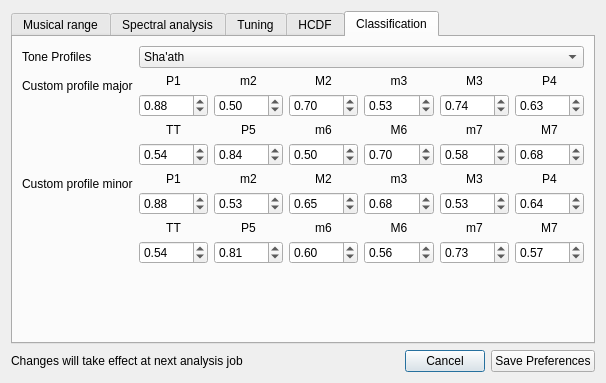
This is prefsdialog.ui in ibsh/is_KeyFinder as Qt 5 draws it before an edit. The edited form follows.
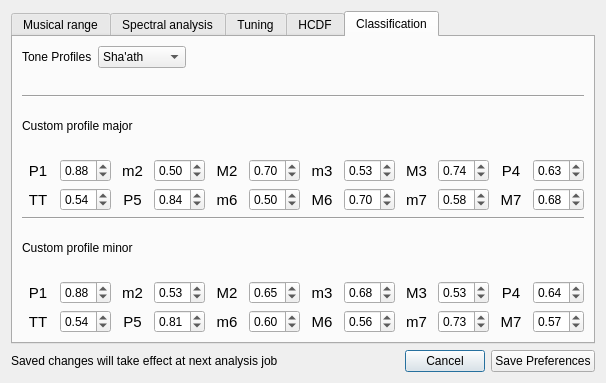
This is the edited form. The open tabs and pages were chosen to show the change.

What changed in the file:
```diff
--- a/prefsdialog.ui
+++ b/prefsdialog.ui
@@ -527,61 +527,68 @@
       <attribute name="title">
        <string>Classification</string>
       </attribute>
-      <layout class="QFormLayout" name="formLayout_5">
-       <item row="0" column="0">
-        <widget class="QLabel" name="lbl_toneProfile">
-         <property name="text">
-          <string>Tone Profiles</string>
+      <layout class="QVBoxLayout" name="verticalLayout_2">
+       <item>
+        <layout class="QFormLayout" name="formLayout_5">
+         <property name="fieldGrowthPolicy">
+          <enum>QFormLayout::FieldsStayAtSizeHint</enum>
          </property>
-        </widget>
-       </item>
-       <item row="0" column="1">
-        <widget class="QComboBox" name="toneProfile">
-         <property name="currentIndex">
-          <number>2</number>
-         </property>
-         <item>
-          <property name="text">
-           <string>Krumhansl</string>
-          </property>
+         <item row="0" column="0">
+          <widget class="QLabel" name="lbl_toneProfile">
+           <property name="text">
+            <string>Tone Profiles</string>
+           </property>
+          </widget>
          </item>
-         <item>
-          <property name="text">
-           <string>Temperley</string>
-          </property>
+         <item row="0" column="1">
+          <widget class="QComboBox" name="toneProfile">
+           <property name="currentIndex">
+            <number>2</number>
+           </property>
+           <item>
+            <property name="text">
+             <string>Krumhansl</string>
+            </property>
+           </item>
+           <item>
+            <property name="text">
+             <string>Temperley</string>
+            </property>
+           </item>
+           <item>
+            <property name="text">
+             <string>Sha'ath</string>
+            </property>
+           </item>
+           <item>
+            <property name="text">
+             <string>Custom</string>
+            </property>
+           </item>
+          </widget>
          </item>
-         <item>
-          <property name="text">
-           <string>Sha'ath</string>
-          </property>
-         </item>
-         <item>
-          <property name="text">
-           <string>Custom</string>
-          </property>
-         </item>
+        </layout>
+       </item>
+       <item>
+        <widget class="Line" name="line">
+         <property name="orientation">
+          <enum>Qt::Horizontal</enum>
+         </property>
         </widget>
        </item>
-       <item row="1" column="0">
+       <item>
         <widget class="QLabel" name="label_2">
          <property name="text">
           <string>Custom profile major</string>
          </property>
         </widget>
        </item>
-       <item row="1" column="1">
+       <item>
         <layout class="QGridLayout" name="customMajor">
-         <item row="0" column="0">
-          <widget class="QLabel" name="lbl_maj0">
-           <property name="text">
-            <string>P1</string>
-           </property>
-           <property name="alignment">
-            <set>Qt::AlignCenter</set>
-           </property>
-          </widget>
-         </item>
-         <item row="1" column="0">
+         <property name="topMargin">
+          <number>6</number>
+         </property>
+         <item row="0" column="1">
           <widget class="QDoubleSpinBox" name="maj0">
            <property name="maximum">
             <double>9.990000000000000</double>
@@ -594,17 +601,7 @@
            </property>
           </widget>
          </item>
-         <item row="0" column="1">
-          <widget class="QLabel" name="lbl_maj1">
-           <property name="text">
-            <string>m2</string>
-           </property>
-           <property name="alignment">
-            <set>Qt::AlignCenter</set>
-           </property>
-          </widget>
-         </item>
-         <item row="1" column="1">
+         <item row="0" column="3">
           <widget class="QDoubleSpinBox" name="maj1">
            <property name="maximum">
             <double>9.990000000000000</double>
@@ -617,7 +614,7 @@
            </property>
           </widget>
          </item>
-         <item row="1" column="2">
+         <item row="0" column="5">
           <widget class="QDoubleSpinBox" name="maj2">
            <property name="maximum">
             <double>9.990000000000000</double>
@@ -630,17 +627,7 @@
            </property>
           </widget>
          </item>
-         <item row="0" column="2">
-          <widget class="QLabel" name="lbl_maj2">
-           <property name="text">
-            <string>M2</string>
-           </property>
-           <property name="alignment">
-            <set>Qt::AlignCenter</set>
-           </property>
-          </widget>
-         </item>
-         <item row="1" column="3">
+         <item row="0" column="7">
           <widget class="QDoubleSpinBox" name="maj3">
            <property name="maximum">
             <double>9.990000000000000</double>
@@ -653,7 +640,7 @@
            </property>
           </widget>
          </item>
-         <item row="1" column="4">
+         <item row="0" column="9">
           <widget class="QDoubleSpinBox" name="maj4">
            <property name="maximum">
             <double>9.990000000000000</double>
@@ -666,7 +653,7 @@
            </property>
           </widget>
          </item>
-         <item row="1" column="5">
+         <item row="0" column="11">
           <widget class="QDoubleSpinBox" name="maj5">
            <property name="maximum">
             <double>9.990000000000000</double>
@@ -679,97 +666,7 @@
            </property>
           </widget>
          </item>
-         <item row="0" column="3">
-          <widget class="QLabel" name="lbl_maj3">
-           <property name="text">
-            <string>m3</string>
-           </property>
-           <property name="alignment">
-            <set>Qt::AlignCenter</set>
-           </property>
-          </widget>
-         </item>
-         <item row="0" column="4">
-          <widget class="QLabel" name="lbl_maj4">
-           <property name="text">
-            <string>M3</string>
-           </property>
-           <property name="alignment">
-            <set>Qt::AlignCenter</set>
-           </property>
-          </widget>
-         </item>
-         <item row="0" column="5">
-          <widget class="QLabel" name="lbl_maj5">
-           <property name="text">
-            <string>P4</string>
-           </property>
-           <property name="alignment">
-            <set>Qt::AlignCenter</set>
-           </property>
-          </widget>
-         </item>
-         <item row="2" column="0">
-          <widget class="QLabel" name="lbl_maj6">
-           <property name="text">
-            <string>TT</string>
-           </property>
-           <property name="alignment">
-            <set>Qt::AlignCenter</set>
-           </property>
-          </widget>
-         </item>
-         <item row="2" column="1">
-          <widget class="QLabel" name="lbl_maj7">
-           <property name="text">
-            <string>P5</string>
-           </property>
-           <property name="alignment">
-            <set>Qt::AlignCenter</set>
-           </property>
-          </widget>
-         </item>
-         <item row="2" column="2">
-          <widget class="QLabel" name="lbl_maj8">
-           <property name="text">
-            <string>m6</string>
-           </property>
-           <property name="alignment">
-            <set>Qt::AlignCenter</set>
-           </property>
-          </widget>
-         </item>
-         <item row="2" column="3">
-          <widget class="QLabel" name="lbl_maj9">
-           <property name="text">
-            <string>M6</string>
-           </property>
-           <property name="alignment">
-            <set>Qt::AlignCenter</set>
-           </property>
-          </widget>
-         </item>
-         <item row="2" column="4">
-          <widget class="QLabel" name="lbl_maj10">
-           <property name="text">
-            <string>m7</string>
-           </property>
-           <property name="alignment">
-            <set>Qt::AlignCenter</set>
-           </property>
-          </widget>
-         </item>
-         <item row="2" column="5">
-          <widget class="QLabel" name="lbl_maj11">
-           <property name="text">
-            <string>M7</string>
-           </property>
-           <property name="alignment">
-            <set>Qt::AlignCenter</set>
-           </property>
-          </widget>
-         </item>
-         <item row="3" column="0">
+         <item row="1" column="1">
           <widget class="QDoubleSpinBox" name="maj6">
            <property name="maximum">
             <double>9.990000000000000</double>
@@ -782,7 +679,7 @@
            </property>
           </widget>
          </item>
-         <item row="3" column="1">
+         <item row="1" column="3">
           <widget class="QDoubleSpinBox" name="maj7">
            <property name="maximum">
             <double>9.990000000000000</double>
@@ -795,7 +692,7 @@
            </property>
           </widget>
          </item>
-         <item row="3" column="2">
+         <item row="1" column="5">
           <widget class="QDoubleSpinBox" name="maj8">
            <property name="maximum">
             <double>9.990000000000000</double>
@@ -808,7 +705,7 @@
            </property>
           </widget>
          </item>
-         <item row="3" column="3">
+         <item row="1" column="7">
           <widget class="QDoubleSpinBox" name="maj9">
            <property name="maximum">
             <double>9.990000000000000</double>
@@ -821,7 +718,7 @@
            </property>
           </widget>
          </item>
-         <item row="3" column="4">
+         <item row="1" column="9">
           <widget class="QDoubleSpinBox" name="maj10">
            <property name="maximum">
             <double>9.990000000000000</double>
@@ -834,7 +731,7 @@
            </property>
           </widget>
          </item>
-         <item row="3" column="5">
+         <item row="1" column="11">
           <widget class="QDoubleSpinBox" name="maj11">
            <property name="maximum">
             <double>9.990000000000000</double>
@@ -847,21 +744,232 @@
            </property>
           </widget>
          </item>
+         <item row="0" column="0">
+          <widget class="QLabel" name="lbl_maj0">
+           <property name="font">
+            <font>
+             <pointsize>11</pointsize>
+             <weight>50</weight>
+             <bold>false</bold>
+            </font>
+           </property>
+           <property name="text">
+            <string>P1</string>
+           </property>
+           <property name="alignment">
+            <set>Qt::AlignCenter</set>
+           </property>
+          </widget>
+         </item>
+         <item row="0" column="2">
+          <widget class="QLabel" name="lbl_maj1">
+           <property name="font">
+            <font>
+             <pointsize>11</pointsize>
+             <weight>50</weight>
+             <bold>false</bold>
+            </font>
+           </property>
+           <property name="text">
+            <string>m2</string>
+           </property>
+           <property name="alignment">
+            <set>Qt::AlignCenter</set>
+           </property>
+          </widget>
+         </item>
+         <item row="0" column="4">
+          <widget class="QLabel" name="lbl_maj2">
+           <property name="font">
+            <font>
+             <pointsize>11</pointsize>
+             <weight>50</weight>
+             <bold>false</bold>
+            </font>
+           </property>
+           <property name="text">
+            <string>M2</string>
+           </property>
+           <property name="alignment">
+            <set>Qt::AlignCenter</set>
+           </property>
+          </widget>
+         </item>
+         <item row="0" column="6">
+          <widget class="QLabel" name="lbl_maj3">
+           <property name="font">
+            <font>
+             <pointsize>11</pointsize>
+             <weight>50</weight>
+             <bold>false</bold>
+            </font>
+           </property>
+           <property name="text">
+            <string>m3</string>
+           </property>
+           <property name="alignment">
+            <set>Qt::AlignCenter</set>
+           </property>
+          </widget>
+         </item>
+         <item row="0" column="8">
+          <widget class="QLabel" name="lbl_maj4">
+           <property name="font">
+            <font>
+             <pointsize>11</pointsize>
+             <weight>50</weight>
+             <bold>false</bold>
+            </font>
+           </property>
+           <property name="text">
+            <string>M3</string>
+           </property>
+           <property name="alignment">
+            <set>Qt::AlignCenter</set>
+           </property>
+          </widget>
+         </item>
+         <item row="0" column="10">
+          <widget class="QLabel" name="lbl_maj5">
+           <property name="font">
+            <font>
+             <pointsize>11</pointsize>
+             <weight>50</weight>
+             <bold>false</bold>
+            </font>
+           </property>
+           <property name="text">
+            <string>P4</string>
+           </property>
+           <property name="alignment">
+            <set>Qt::AlignCenter</set>
+           </property>
+          </widget>
+         </item>
+         <item row="1" column="10">
+          <widget class="QLabel" name="lbl_maj11">
+           <property name="font">
+            <font>
+             <pointsize>11</pointsize>
+             <weight>50</weight>
+             <bold>false</bold>
+            </font>
+           </property>
+           <property name="text">
+            <string>M7</string>
+           </property>
+           <property name="alignment">
+            <set>Qt::AlignCenter</set>
+           </property>
+          </widget>
+         </item>
+         <item row="1" column="8">
+          <widget class="QLabel" name="lbl_maj10">
+           <property name="font">
+            <font>
+             <pointsize>11</pointsize>
+             <weight>50</weight>
+             <bold>false</bold>
+            </font>
+           </property>
+           <property name="text">
+            <string>m7</string>
+           </property>
+           <property name="alignment">
+            <set>Qt::AlignCenter</set>
+           </property>
+          </widget>
+         </item>
+         <item row="1" column="6">
+          <widget class="QLabel" name="lbl_maj9">
+           <property name="font">
+            <font>
+             <pointsize>11</pointsize>
+             <weight>50</weight>
+             <bold>false</bold>
+            </font>
+           </property>
+           <property name="text">
+            <string>M6</string>
+           </property>
+           <property name="alignment">
+            <set>Qt::AlignCenter</set>
+           </property>
+          </widget>
+         </item>
+         <item row="1" column="4">
+          <widget class="QLabel" name="lbl_maj8">
+           <property name="font">
+            <font>
+             <pointsize>11</pointsize>
+             <weight>50</weight>
+             <bold>false</bold>
+            </font>
+           </property>
+           <property name="text">
+            <string>m6</string>
+           </property>
+           <property name="alignment">
+            <set>Qt::AlignCenter</set>
+           </property>
+          </widget>
+         </item>
+         <item row="1" column="2">
+          <widget class="QLabel" name="lbl_maj7">
+           <property name="font">
+            <font>
+             <pointsize>11</pointsize>
+             <weight>50</weight>
+             <bold>false</bold>
+            </font>
+           </property>
+           <property name="text">
+            <string>P5</string>
+           </property>
+           <property name="alignment">
+            <set>Qt::AlignCenter</set>
+           </property>
+          </widget>
+         </item>
+         <item row="1" column="0">
+          <widget class="QLabel" name="lbl_maj6">
+           <property name="font">
+            <font>
+             <pointsize>11</pointsize>
+             <weight>50</weight>
+             <bold>false</bold>
+            </font>
+           </property>
+           <property name="text">
+            <string>TT</string>
+           </property>
+           <property name="alignment">
+            <set>Qt::AlignCenter</set>
+           </property>
+          </widget>
+         </item>
         </layout>
        </item>
-       <item row="2" column="1">
+       <item>
+        <widget class="Line" name="line_2">
+         <property name="orientation">
+          <enum>Qt::Horizontal</enum>
+         </property>
+        </widget>
+       </item>
+       <item>
+        <widget class="QLabel" name="label_4">
+         <property name="text">
+          <string>Custom profile minor</string>
+         </property>
+        </widget>
+       </item>
+       <item>
         <layout class="QGridLayout" name="gridLayout_3">
-         <item row="0" column="0">
-          <widget class="QLabel" name="lbl_min0">
-           <property name="text">
-            <string>P1</string>
-           </property>
-           <property name="alignment">
-            <set>Qt::AlignCenter</set>
-           </property>
-          </widget>
-         </item>
-         <item row="1" column="0">
+         <property name="topMargin">
+          <number>6</number>
+         </property>
+         <item row="0" column="1">
           <widget class="QDoubleSpinBox" name="min0">
            <property name="maximum">
             <double>9.990000000000000</double>
@@ -874,17 +982,7 @@
            </property>
           </widget>
          </item>
-         <item row="0" column="1">
-          <widget class="QLabel" name="lbl_min1">
-           <property name="text">
-            <string>m2</string>
-           </property>
-           <property name="alignment">
-            <set>Qt::AlignCenter</set>
-           </property>
-          </widget>
-         </item>
-         <item row="1" column="1">
+         <item row="0" column="3">
           <widget class="QDoubleSpinBox" name="min1">
            <property name="maximum">
             <double>9.990000000000000</double>
@@ -897,7 +995,7 @@
            </property>
           </widget>
          </item>
-         <item row="1" column="2">
+         <item row="0" column="5">
           <widget class="QDoubleSpinBox" name="min2">
            <property name="maximum">
             <double>9.990000000000000</double>
@@ -910,17 +1008,7 @@
            </property>
           </widget>
          </item>
-         <item row="0" column="2">
-          <widget class="QLabel" name="lbl_min2">
-           <property name="text">
-            <string>M2</string>
-           </property>
-           <property name="alignment">
-            <set>Qt::AlignCenter</set>
-           </property>
-          </widget>
-         </item>
-         <item row="1" column="3">
+         <item row="0" column="7">
           <widget class="QDoubleSpinBox" name="min3">
            <property name="maximum">
             <double>9.990000000000000</double>
@@ -933,7 +1021,7 @@
            </property>
           </widget>
          </item>
-         <item row="1" column="4">
+         <item row="0" column="9">
           <widget class="QDoubleSpinBox" name="min4">
            <property name="maximum">
             <double>9.990000000000000</double>
@@ -946,7 +1034,7 @@
            </property>
           </widget>
          </item>
-         <item row="1" column="5">
+         <item row="0" column="11">
           <widget class="QDoubleSpinBox" name="min5">
            <property name="maximum">
             <double>9.990000000000000</double>
@@ -959,97 +1047,7 @@
            </property>
           </widget>
          </item>
-         <item row="0" column="3">
-          <widget class="QLabel" name="lbl_min3">
-           <property name="text">
-            <string>m3</string>
-           </property>
-           <property name="alignment">
-            <set>Qt::AlignCenter</set>
-           </property>
-          </widget>
-         </item>
-         <item row="0" column="4">
-          <widget class="QLabel" name="lbl_min4">
-           <property name="text">
-            <string>M3</string>
-           </property>
-           <property name="alignment">
-            <set>Qt::AlignCenter</set>
-           </property>
-          </widget>
-         </item>
-         <item row="0" column="5">
-          <widget class="QLabel" name="lbl_min5">
-           <property name="text">
-            <string>P4</string>
-           </property>
-           <property name="alignment">
-            <set>Qt::AlignCenter</set>
-           </property>
-          </widget>
-         </item>
-         <item row="2" column="0">
-          <widget class="QLabel" name="lbl_min6">
-           <property name="text">
-            <string>TT</string>
-           </property>
-           <property name="alignment">
-            <set>Qt::AlignCenter</set>
-           </property>
-          </widget>
-         </item>
-         <item row="2" column="1">
-          <widget class="QLabel" name="lbl_min7">
-           <property name="text">
-            <string>P5</string>
-           </property>
-           <property name="alignment">
-            <set>Qt::AlignCenter</set>
-           </property>
-          </widget>
-         </item>
-         <item row="2" column="2">
-          <widget class="QLabel" name="lbl_min8">
-           <property name="text">
-            <string>m6</string>
-           </property>
-           <property name="alignment">
-            <set>Qt::AlignCenter</set>
-           </property>
-          </widget>
-         </item>
-         <item row="2" column="3">
-          <widget class="QLabel" name="lbl_min9">
-           <property name="text">
-            <string>M6</string>
-           </property>
-           <property name="alignment">
-            <set>Qt::AlignCenter</set>
-           </property>
-          </widget>
-         </item>
-         <item row="2" column="4">
-          <widget class="QLabel" name="lbl_min10">
-           <property name="text">
-            <string>m7</string>
-           </property>
-           <property name="alignment">
-            <set>Qt::AlignCenter</set>
-           </property>
-          </widget>
-         </item>
-         <item row="2" column="5">
-          <widget class="QLabel" name="lbl_min11">
-           <property name="text">
-            <string>M7</string>
-           </property>
-           <property name="alignment">
-            <set>Qt::AlignCenter</set>
-           </property>
-          </widget>
-         </item>
-         <item row="3" column="0">
+         <item row="1" column="1">
           <widget class="QDoubleSpinBox" name="min6">
            <property name="maximum">
             <double>9.990000000000000</double>
@@ -1062,7 +1060,7 @@
            </property>
           </widget>
          </item>
-         <item row="3" column="1">
+         <item row="1" column="3">
           <widget class="QDoubleSpinBox" name="min7">
            <property name="maximum">
             <double>9.990000000000000</double>
@@ -1075,7 +1073,7 @@
            </property>
           </widget>
          </item>
-         <item row="3" column="2">
+         <item row="1" column="5">
           <widget class="QDoubleSpinBox" name="min8">
            <property name="maximum">
             <double>9.990000000000000</double>
@@ -1088,7 +1086,7 @@
            </property>
           </widget>
          </item>
-         <item row="3" column="3">
+         <item row="1" column="7">
           <widget class="QDoubleSpinBox" name="min9">
            <property name="maximum">
             <double>9.990000000000000</double>
@@ -1101,7 +1099,7 @@
            </property>
           </widget>
          </item>
-         <item row="3" column="4">
+         <item row="1" column="9">
           <widget class="QDoubleSpinBox" name="min10">
            <property name="maximum">
             <double>9.990000000000000</double>
@@ -1114,7 +1112,7 @@
            </property>
           </widget>
          </item>
-         <item row="3" column="5">
+         <item row="1" column="11">
           <widget class="QDoubleSpinBox" name="min11">
            <property name="maximum">
             <double>9.990000000000000</double>
@@ -1127,15 +1125,212 @@
            </property>
           </widget>
          </item>
+         <item row="0" column="0">
+          <widget class="QLabel" name="lbl_min0">
+           <property name="font">
+            <font>
+             <pointsize>11</pointsize>
+             <weight>50</weight>
+             <bold>false</bold>
+            </font>
+           </property>
+           <property name="text">
+            <string>P1</string>
+           </property>
+           <property name="alignment">
+            <set>Qt::AlignCenter</set>
+           </property>
+          </widget>
+         </item>
+         <item row="0" column="2">
+          <widget class="QLabel" name="lbl_min1">
+           <property name="font">
+            <font>
+             <pointsize>11</pointsize>
+             <weight>50</weight>
+             <bold>false</bold>
+            </font>
+           </property>
+           <property name="text">
+            <string>m2</string>
+           </property>
+           <property name="alignment">
+            <set>Qt::AlignCenter</set>
+           </property>
+          </widget>
+         </item>
+         <item row="0" column="4">
+          <widget class="QLabel" name="lbl_min2">
+           <property name="font">
+            <font>
+             <pointsize>11</pointsize>
+             <weight>50</weight>
+             <bold>false</bold>
+            </font>
+           </property>
+           <property name="text">
+            <string>M2</string>
+           </property>
+           <property name="alignment">
+            <set>Qt::AlignCenter</set>
+           </property>
+          </widget>
+         </item>
+         <item row="0" column="6">
+          <widget class="QLabel" name="lbl_min3">
+           <property name="font">
+            <font>
+             <pointsize>11</pointsize>
+             <weight>50</weight>
+             <bold>false</bold>
+            </font>
+           </property>
+           <property name="text">
+            <string>m3</string>
+           </property>
+           <property name="alignment">
+            <set>Qt::AlignCenter</set>
+           </property>
+          </widget>
+         </item>
+         <item row="0" column="8">
+          <widget class="QLabel" name="lbl_min4">
+           <property name="font">
+            <font>
+             <pointsize>11</pointsize>
+             <weight>50</weight>
+             <bold>false</bold>
+            </font>
+           </property>
+           <property name="text">
+            <string>M3</string>
+           </property>
+           <property name="alignment">
+            <set>Qt::AlignCenter</set>
+           </property>
+          </widget>
+         </item>
+         <item row="0" column="10">
+          <widget class="QLabel" name="lbl_min5">
+           <property name="font">
+            <font>
+             <pointsize>11</pointsize>
+             <weight>50</weight>
+             <bold>false</bold>
+            </font>
+           </property>
+           <property name="text">
+            <string>P4</string>
+           </property>
+           <property name="alignment">
+            <set>Qt::AlignCenter</set>
+           </property>
+          </widget>
+         </item>
+         <item row="1" column="10">
+          <widget class="QLabel" name="lbl_min11">
+           <property name="font">
+            <font>
+             <pointsize>11</pointsize>
+             <weight>50</weight>
+             <bold>false</bold>
+            </font>
+           </property>
+           <property name="text">
+            <string>M7</string>
+           </property>
+           <property name="alignment">
+            <set>Qt::AlignCenter</set>
+           </property>
+          </widget>
+         </item>
+         <item row="1" column="8">
+          <widget class="QLabel" name="lbl_min10">
+           <property name="font">
+            <font>
+             <pointsize>11</pointsize>
+             <weight>50</weight>
+             <bold>false</bold>
+            </font>
+           </property>
+           <property name="text">
+            <string>m7</string>
+           </property>
+           <property name="alignment">
+            <set>Qt::AlignCenter</set>
+           </property>
+          </widget>
+         </item>
+         <item row="1" column="6">
+          <widget class="QLabel" name="lbl_min9">
+           <property name="font">
+            <font>
+             <pointsize>11</pointsize>
+             <weight>50</weight>
+             <bold>false</bold>
+            </font>
+           </property>
+           <property name="text">
+            <string>M6</string>
+           </property>
+           <property name="alignment">
+            <set>Qt::AlignCenter</set>
+           </property>
+          </widget>
+         </item>
+         <item row="1" column="4">
+          <widget class="QLabel" name="lbl_min8">
+           <property name="font">
+            <font>
+             <pointsize>11</pointsize>
+             <weight>50</weight>
+             <bold>false</bold>
+            </font>
+           </property>
+           <property name="text">
+            <string>m6</string>
+           </property>
+           <property name="alignment">
+            <set>Qt::AlignCenter</set>
+           </property>
+          </widget>
+         </item>
+         <item row="1" column="2">
+          <widget class="QLabel" name="lbl_min7">
+           <property name="font">
+            <font>
+             <pointsize>11</pointsize>
+             <weight>50</weight>
+             <bold>false</bold>
+            </font>
+           </property>
+           <property name="text">
+            <string>P5</string>
+           </property>
+           <property name="alignment">
+            <set>Qt::AlignCenter</set>
+           </property>
+          </widget>
+         </item>
+         <item row="1" column="0">
+          <widget class="QLabel" name="lbl_min6">
+           <property name="font">
+            <font>
+             <pointsize>11</pointsize>
+             <weight>50</weight>
+             <bold>false</bold>
+            </font>
+           </property>
+           <property name="text">
+            <string>TT</string>
+           </property>
+           <property name="alignment">
+            <set>Qt::AlignCenter</set>
+           </property>
+          </widget>
+         </item>
         </layout>
        </item>
-       <item row="2" column="0">
-        <widget class="QLabel" name="label_4">
-         <property name="text">
-          <string>Custom profile minor</string>
-         </property>
-        </widget>
-       </item>
       </layout>
      </widget>
     </widget>
@@ -1145,7 +1340,7 @@
      <item>
       <widget class="QLabel" name="label">
        <property name="text">
-        <string>Changes will take effect at next analysis job</string>
+        <string>Saved changes will take effect at next analysis job</string>
        </property>
       </widget>
      </item>
```
